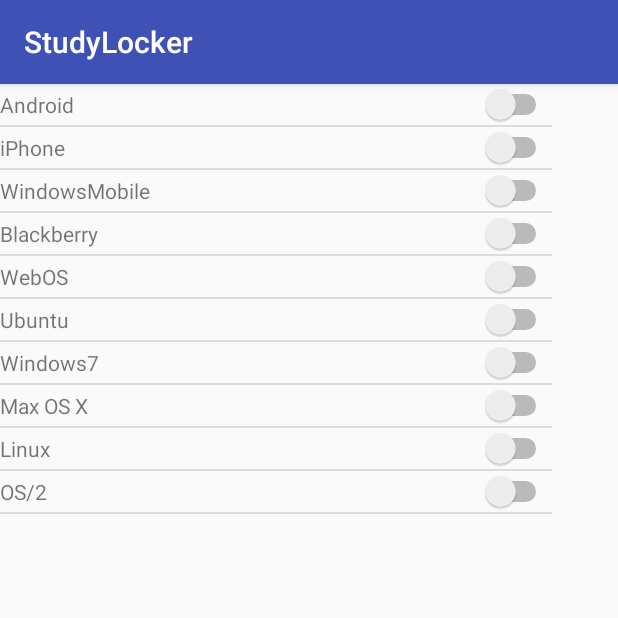
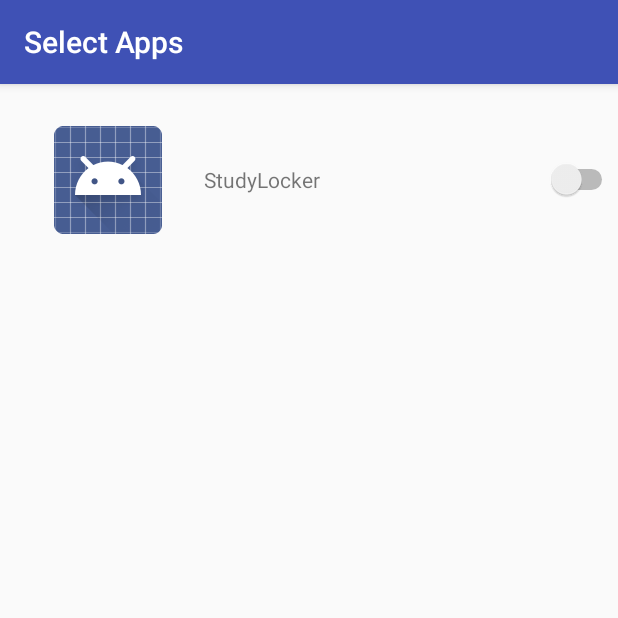
Before and after one commit to Green-Shadow/StudyLocker, an Android app: the screen it shows after launch (AppListActivity), on a phone screen of 412 x 824 dp, the top half of it. Run offline under Robolectric (Android 15) with nearby library versions, the phone set to English and light mode, and no system bars.

Commit message:
Working layout for app selection screen

```diff
--- a/app/src/main/AndroidManifest.xml
+++ b/app/src/main/AndroidManifest.xml
@@ -9,7 +9,8 @@
         android:roundIcon="@mipmap/ic_launcher_round"
         android:supportsRtl="true"
         android:theme="@style/AppTheme">
-        <activity android:name=".AppListActivity">
+        <activity android:name=".AppListActivity"
+            android:label="Select Apps">
             <intent-filter>
                 <action android:name="android.intent.action.MAIN" />
 
--- a/app/src/main/java/com/greenshadow/studylocker/AppListActivity.java
+++ b/app/src/main/java/com/greenshadow/studylocker/AppListActivity.java
@@ -4,6 +4,11 @@ import android.os.Bundle;
 import android.support.v7.app.AppCompatActivity;
 import android.widget.ArrayAdapter;
 import android.widget.ListView;
+import android.content.pm.PackageManager;
+import android.content.pm.ApplicationInfo;
+
+import java.util.List;
+import java.util.ArrayList;
 
 public class AppListActivity extends AppCompatActivity {
 
@@ -11,15 +16,15 @@ public class AppListActivity extends AppCompatActivity {
     protected void onCreate(Bundle savedInstanceState) {
         super.onCreate(savedInstanceState);
         setContentView(R.layout.activity_app_list);
-
-        String[] values = new String[] { "Android", "iPhone", "WindowsMobile",
-                "Blackberry", "WebOS", "Ubuntu", "Windows7", "Max OS X",
-                "Linux", "OS/2" };
-        // use your custom layout
-        ArrayAdapter<String> adapter = new ArrayAdapter<String>(this,
-                R.layout.list_item_layout, R.id.appName, values);
-
+        final PackageManager pm = getPackageManager();
+        List<ApplicationInfo> packages = pm.getInstalledApplications(PackageManager.GET_META_DATA);
+        List<ApplicationInfo> disp_packages = new ArrayList<ApplicationInfo>();
+        for(int i =0; i<packages.size(); i++){
+            if(this.getPackageManager().getLaunchIntentForPackage(packages.get(i).packageName) != null){
+                disp_packages.add(packages.get(i));
+            }
+        }
         ListView listView = (ListView) findViewById(R.id.listview);
-        listView.setAdapter(adapter);
+        listView.setAdapter(new AppListAdapter(this,disp_packages));
     }
     }//Test
--- /dev/null
+++ b/app/src/main/java/com/greenshadow/studylocker/AppListAdapter.java
@@ -0,0 +1,59 @@
+package com.greenshadow.studylocker;
+
+
+import android.content.pm.ApplicationInfo;
+import android.widget.BaseAdapter;
+import android.widget.ImageView;
+import android.widget.TextView;
+import android.view.LayoutInflater;
+import android.content.Context;
+import android.view.*;
+import android.content.pm.PackageManager;
+
+
+import java.util.List;
+
+public class AppListAdapter extends BaseAdapter{
+    private Context mContext;
+    private LayoutInflater mInflater;
+    private List<ApplicationInfo> packages;
+    private PackageManager packageManager;
+
+    public AppListAdapter(Context context, List<ApplicationInfo> items) {
+        mContext = context;
+        packageManager = mContext.getPackageManager();
+        packages = items;
+        mInflater = (LayoutInflater) mContext.getSystemService(Context.LAYOUT_INFLATER_SERVICE);
+    }
+
+    @Override
+    public int getCount() {
+        return packages.size();
+    }
+
+    //2
+    @Override
+    public Object getItem(int position) {
+        return packages.get(position);
+    }
+
+    //3
+    @Override
+    public long getItemId(int position) {
+        return position;
+    }
+
+    //4
+    @Override
+    public View getView(int position, View convertView, ViewGroup parent) {
+        // Get view for row item
+        View rowView = mInflater.inflate(R.layout.list_item_layout, parent, false);
+        ImageView appIcon = (ImageView)rowView.findViewById(R.id.appIcon);
+        TextView appName = (TextView)rowView.findViewById(R.id.appName);
+        ApplicationInfo info = (ApplicationInfo) getItem(position);
+        appName.setText(packageManager.getApplicationLabel(info).toString());
+        appIcon.setImageDrawable(packageManager.getApplicationIcon(info));
+        return rowView;
+    }
+
+}
--- a/app/src/main/res/layout/activity_app_list.xml
+++ b/app/src/main/res/layout/activity_app_list.xml
@@ -8,10 +8,16 @@
 
     <ListView
         android:id="@+id/listview"
-        android:layout_width="368dp"
-        android:layout_height="495dp"
-        tools:layout_editor_absoluteX="8dp"
-        tools:layout_editor_absoluteY="8dp">
+        android:layout_width="0dp"
+        android:layout_height="wrap_content"
+        tools:layout_editor_absoluteY="-14dp"
+        app:layout_constraintStart_toStartOf="parent"
+        app:layout_constraintEnd_toEndOf="parent"
+        app:layout_constraintRight_toRightOf="parent"
+        android:layout_marginRight="0dp"
+        android:layout_marginLeft="8dp"
+        app:layout_constraintLeft_toLeftOf="parent"
+        app:layout_constraintHorizontal_bias="0.48">
 
     </ListView>
 
--- a/app/src/main/res/layout/list_item_layout.xml
+++ b/app/src/main/res/layout/list_item_layout.xml
@@ -6,10 +6,11 @@
 
     <ImageView
         android:id="@+id/appIcon"
-        android:layout_width="wrap_content"
-        android:layout_height="wrap_content"
+        android:layout_width="192px"
+        android:layout_height="192px"
         android:layout_weight="1"
         android:layout_alignParentLeft="true"
+        android:scaleType="centerInside"
         android:layout_centerVertical="true" />
 
     <TextView
```
